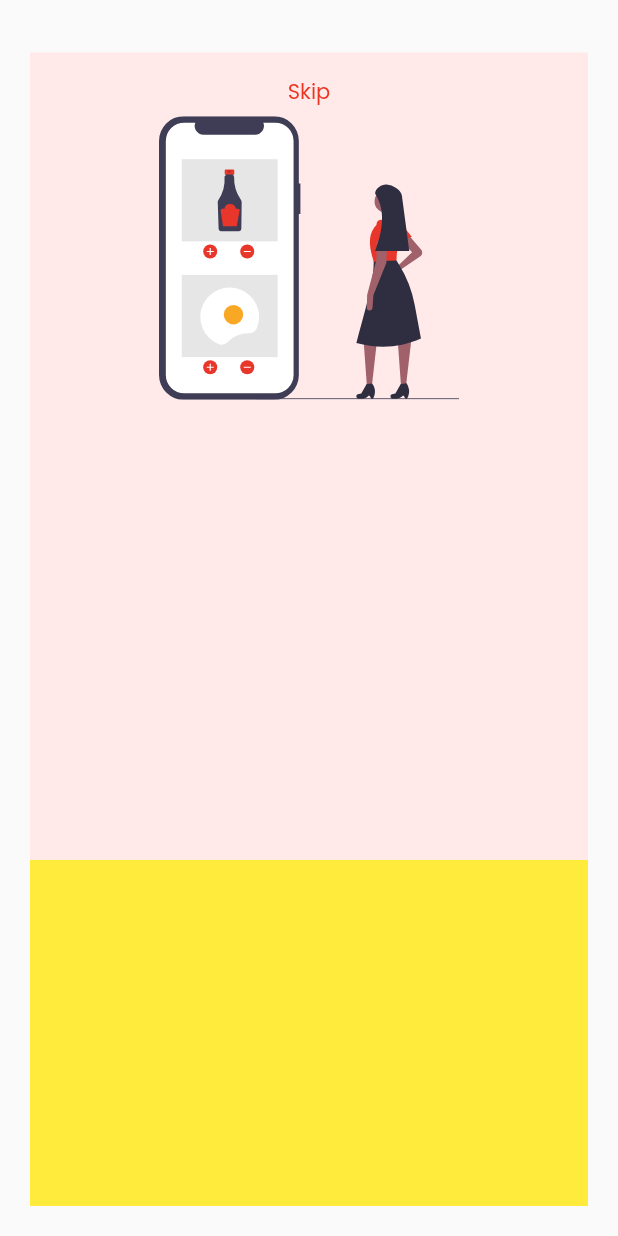
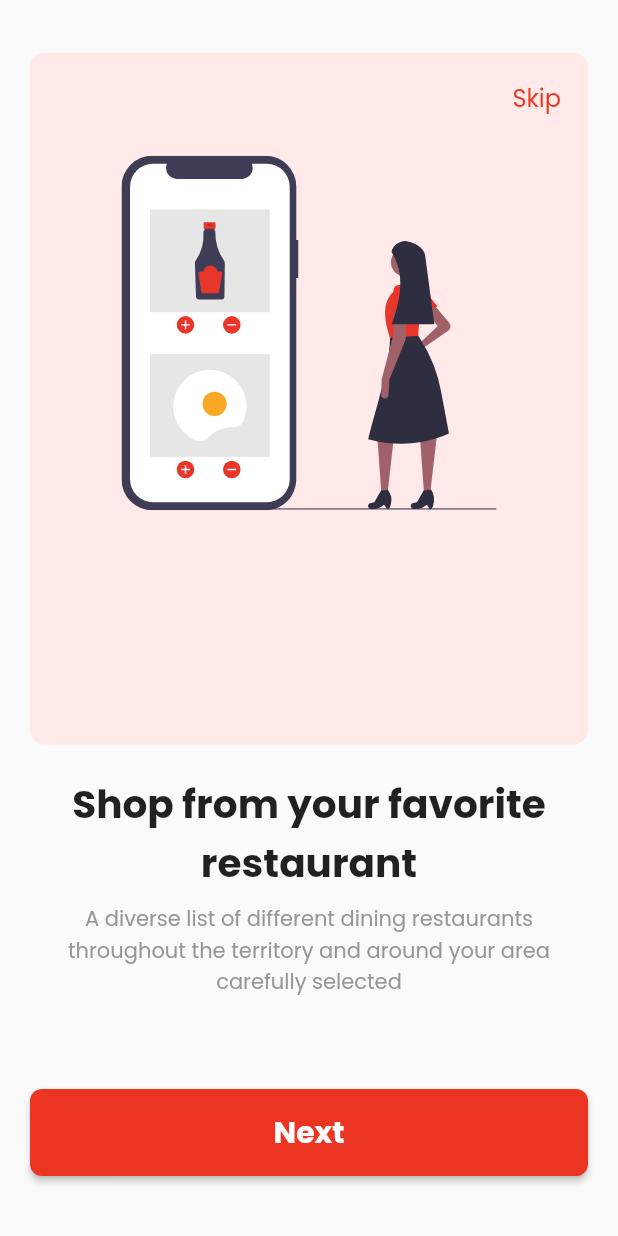
Before and after one commit to Gabin-ishimwe/food-app-mobile, a Flutter app: the screen it shows after launch, on a phone screen of 412 x 824 dp. Run offline on Flutter 3.47's test engine with Material 2 defaults, Android fonts, the phone set to English and light mode, and no system bars; our stand-ins replace flutter_svg, google_fonts.

Commit message:
onboard layout page

```diff
--- a/lib/screens/onboarding_screen.dart
+++ b/lib/screens/onboarding_screen.dart
@@ -20,33 +20,96 @@ class _OnboardingScreenState extends State<OnboardingScreen> {
         child:
             Column(crossAxisAlignment: CrossAxisAlignment.stretch, children: [
           Expanded(
-            flex: 7,
+            flex: 6,
             child: Container(
+              // color: Color.fromARGB(255, 255, 234, 233),
+              padding: EdgeInsets.all(18),
+              decoration: BoxDecoration(
+                borderRadius: BorderRadius.circular(10.0),
                 color: Color.fromARGB(255, 255, 234, 233),
-              padding: EdgeInsets.all(16),
+              ),
               child: Column(children: [
-                Text(
+                Align(
+                  child: Text(
                     "Skip",
                     style: GoogleFonts.poppins(
                         textStyle: TextStyle(
                       color: Color.fromARGB(255, 235, 53, 34),
+                      fontSize: 16,
                     )),
                   ),
-                SvgPicture.asset(
+                  alignment: Alignment.topRight,
+                ),
+                Padding(
+                  padding: EdgeInsets.symmetric(vertical: 20),
+                  child: SvgPicture.asset(
                     "images/onboarding/online_groceries.svg",
                     semanticsLabel: "logo",
-                  height: 200,
-                  width: 200,
+                    height: 250,
+                    width: 250,
                   ),
+                )
+                // Row(
+                //   children: [
+
+                //   ],
+                // )
               ]),
             ),
           ),
           Expanded(
-            flex: 3,
+              flex: 4,
+              child: Padding(
+                padding: EdgeInsets.symmetric(vertical: 20),
                 child: Container(
-              color: Colors.yellow,
+                  child: Column(
+                      crossAxisAlignment: CrossAxisAlignment.stretch,
+                      mainAxisSize: MainAxisSize.max,
+                      // mainAxisAlignment: MainAxisAlignment.spaceAround,
+                      children: [
+                        Padding(
+                          padding: EdgeInsets.symmetric(horizontal: 20),
+                          child: Text(
+                            "Shop from your favorite restaurant",
+                            style: GoogleFonts.poppins(
+                                textStyle: TextStyle(
+                                    fontSize: 26, fontWeight: FontWeight.bold)),
+                            textAlign: TextAlign.center,
                           ),
                         ),
+                        Padding(
+                          padding:
+                              EdgeInsets.symmetric(horizontal: 20, vertical: 8),
+                          child: Text(
+                            "A diverse list of different dining restaurants throughout the territory and around your area carefully selected",
+                            style: GoogleFonts.poppins(
+                                textStyle: TextStyle(
+                                    color: Color.fromARGB(255, 150, 150, 150))),
+                            textAlign: TextAlign.center,
+                          ),
+                        ),
+                        Spacer(),
+                        ElevatedButton(
+                          onPressed: () {},
+                          child: Text(
+                            "Next",
+                            style: GoogleFonts.poppins(
+                                textStyle: TextStyle(
+                                  fontWeight: FontWeight.bold,
+                                  color: Colors.white,
+                                ),
+                                fontSize: 20),
+                          ),
+                          style: ElevatedButton.styleFrom(
+                              backgroundColor: Color.fromARGB(255, 235, 53, 34),
+                              padding: EdgeInsets.all(14),
+                              shape: RoundedRectangleBorder(
+                                  borderRadius:
+                                      BorderRadius.all(Radius.circular(8)))),
+                        ),
+                      ]),
+                ),
+              )),
         ]),
       ),
     ));
```
Lines whose indentation alone changed are shown as unchanged.
